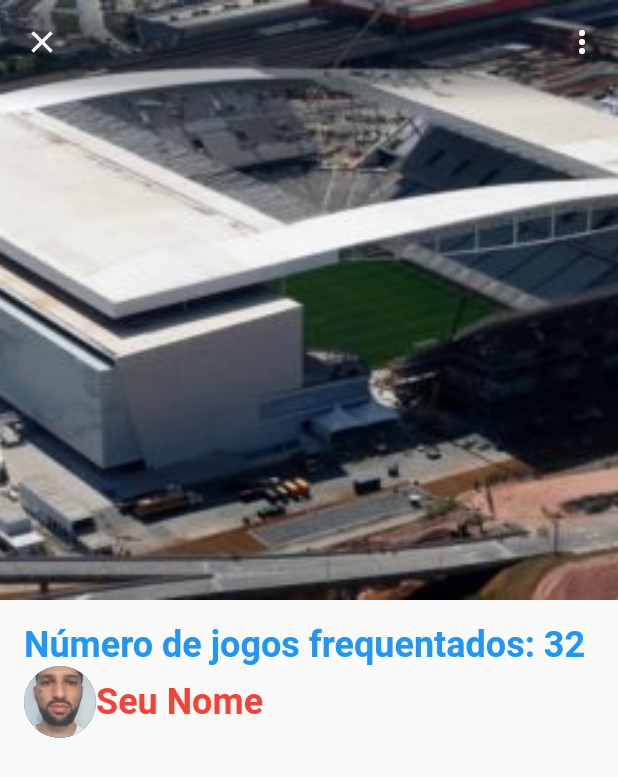
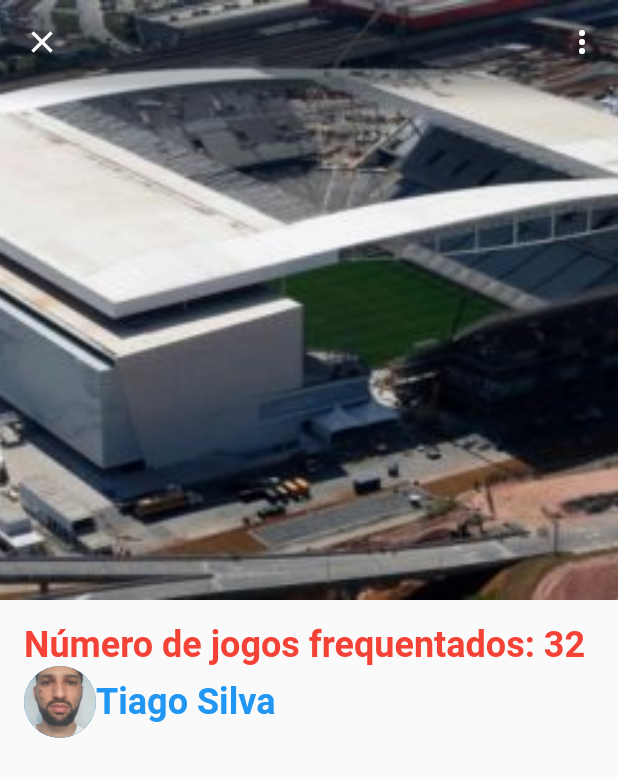
Before and after one commit to tiago-silva-batista/csbs_im_football, a Flutter app: the screen it shows after launch, on a phone screen of 412 x 824 dp. Shown: the top 777 px of the screen. Run offline on Flutter 3.47's test engine with Material 2 defaults, Android fonts, the light colour scheme and no system bars.

Commit message:
cores do tema definido

```diff
--- a/lib/pages/perfil_pages.dart
+++ b/lib/pages/perfil_pages.dart
@@ -46,7 +46,7 @@ class _PerfilPagesState extends State<PerfilPages> {
                               AssetImage("assets/images/perfil.jpeg"),
                         ),
                         Text(
-                          'Seu Nome',
+                          'Tiago Silva',
                           style: UiTextStyle.text1,
                         ),
                       ],
--- a/lib/theme/ui_text.dart
+++ b/lib/theme/ui_text.dart
@@ -4,12 +4,12 @@ class UiTextStyle {
   static const TextStyle text1 = TextStyle(
     fontSize: 24,
     fontWeight: FontWeight.bold,
-    color: Colors.red,
+    color: Colors.blue,
   );
 
   static const TextStyle text2 = TextStyle(
     fontSize: 24,
     fontWeight: FontWeight.bold,
-    color: Colors.blue,
+    color: Colors.red,
   );
 }
```
Also changed, not shown: lib/theme/ui_color.dart (added, +10 -0 lines).
